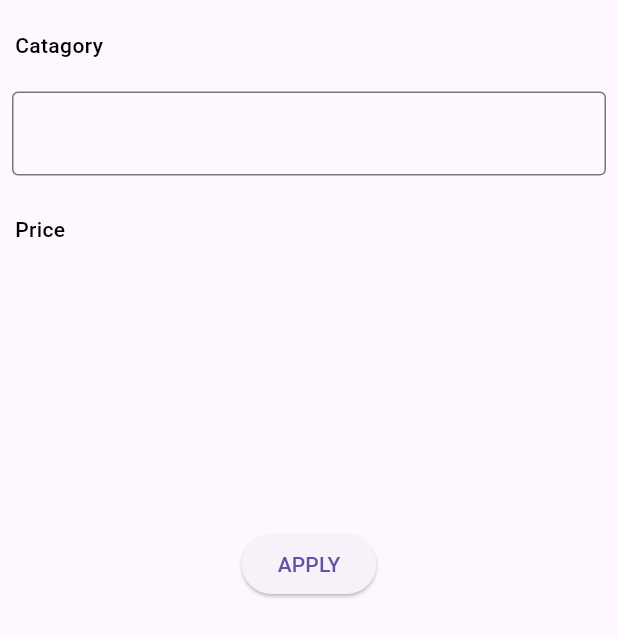
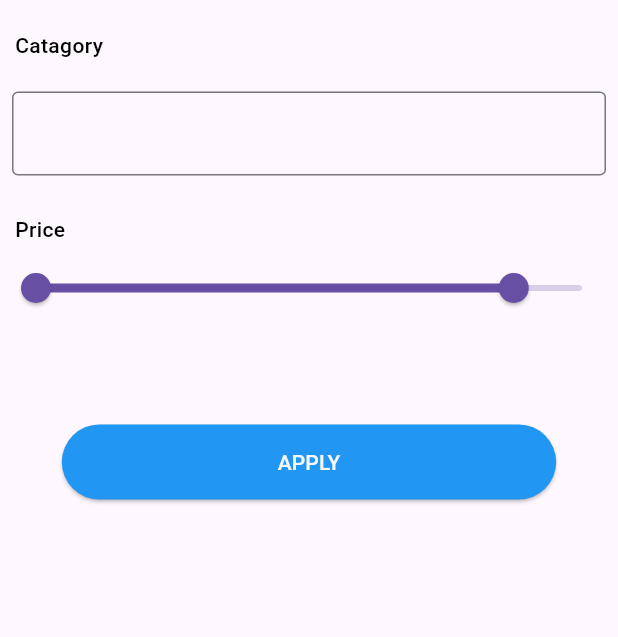
Before and after one commit to Yoheniy/2024-internship-mobile-tasks, a Flutter app: the BottmSheet widget shown alone on an empty page, opened directly, on a phone screen of 412 x 824 dp. Shown: the top 637 px of the screen. Run offline on Flutter 3.47's test engine with Material 3 defaults, Android fonts, the phone set to English and light mode, and no system bars.

Commit message:
"adding screenshoot"

```diff
--- a/mobile/Yohannes_Welel/task_6/lib/pages/search_page/Bottombox.dart
+++ b/mobile/Yohannes_Welel/task_6/lib/pages/search_page/Bottombox.dart
@@ -1,5 +1,6 @@
 import 'package:flutter/material.dart';
 import 'package:task6/common/inputfield.dart';
+import 'package:task6/pages/search_page/rangeslider.dart';
 import 'package:task6/pages/search_page/search.dart';
 
 class BottmSheet extends StatefulWidget {
@@ -52,18 +53,28 @@ class _BottmSheetState extends State<BottmSheet> {
               ),
             ],
           ),
-      //  Padding(
-      //           padding: const EdgeInsets.only(top:10.0,bottom: 5,left: 10),
-      //           child: SizedBox(
-      //              child:text2("Catagory", FontWeight.w500, 14),
-      //           ),
-      //         ),
-      const Spacer(flex: 2),
-      ElevatedButton(
-          child: const Text('APPLY'),
-          onPressed: (){
-            Navigator.pop(context);
-   } ,)
+
+          const rangeslider(),
+
+       const Spacer(flex: 1),
+   ElevatedButton(
+  style: ElevatedButton.styleFrom(
+    backgroundColor: Colors.blue, // Set the background color to blue
+    minimumSize: Size(MediaQuery.of(context).size.width * 0.8, 50), // Set the width to 80% of the screen width and a fixed height
+  ),
+  child: const Text(
+    'APPLY',
+    style: TextStyle(color: Color.fromARGB(255, 246, 247, 247)), // Text color
+  ),
+  onPressed: () {
+    Navigator.pop(context);
+  },
+
+),
+
+    const Spacer(flex: 1)
+
+
         ],
       ),
 
--- /dev/null
+++ b/mobile/Yohannes_Welel/task_6/lib/pages/search_page/rangeslider.dart
@@ -0,0 +1,34 @@
+import 'package:flutter/material.dart';
+
+class rangeslider extends StatefulWidget {
+  const rangeslider({super.key});
+
+  @override
+  State<rangeslider> createState() => _rangesliderState();
+}
+
+class _rangesliderState extends State<rangeslider> {
+  double start=10.0;
+  double end=80.0;
+  @override
+  Widget build(BuildContext context) {
+    return Column(
+		mainAxisAlignment: MainAxisAlignment.spaceEvenly,
+		children: [
+		RangeSlider(
+			values: RangeValues(start, end),
+			labels: RangeLabels(start.toString(), end.toString()),
+			onChanged: (value) {
+			setState(() {
+				start = value.start;
+				end = value.end;
+			});
+			},
+			min: 10.0,
+			max: 90.0,
+		),
+
+		],
+	);
+  }
+}
```
Also changed, not shown: ScreenShoot/photo_2024-08-01_14-58-33.jpg (added), ScreenShoot/photo_2024-08-01_14-58-41.jpg (added), ScreenShoot/photo_2024-08-01_14-58-49.jpg (added), ScreenShoot/photo_2024-08-01_14-59-02.jpg (added), ScreenShoot/photo_2024-08-01_14-59-06.jpg (added).
